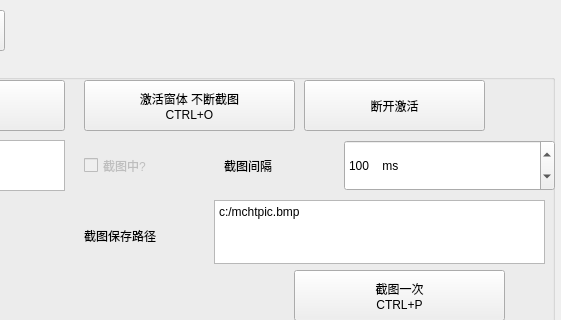
The window that debugform.ui (A-SunsetMkt-Forks/wuwaBackendTool) describes before a commit, drawn with Qt 5; both pictures show x 436 to 997 and y 0 to 320 of the 997 by 497 pixel window.
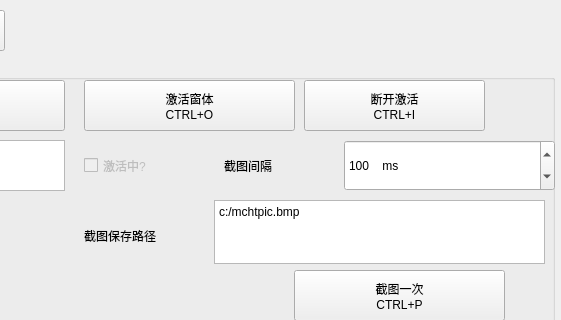
The same window after the commit.

```diff
--- a/debugform.ui
+++ b/debugform.ui
@@ -136,7 +136,7 @@
      </rect>
     </property>
     <property name="text">
-     <string>激活窗体 不断截图
+     <string>激活窗体 
 CTRL+O</string>
     </property>
    </widget>
@@ -150,7 +150,8 @@
      </rect>
     </property>
     <property name="text">
-     <string>断开激活</string>
+     <string>断开激活
+CTRL+I</string>
     </property>
    </widget>
    <widget class="QSpinBox" name="capImgWaitMs">
@@ -230,7 +231,7 @@
      </rect>
     </property>
     <property name="text">
-     <string>截图中?</string>
+     <string>激活中?</string>
     </property>
    </widget>
    <widget class="QPushButton" name="scrCap">
```
